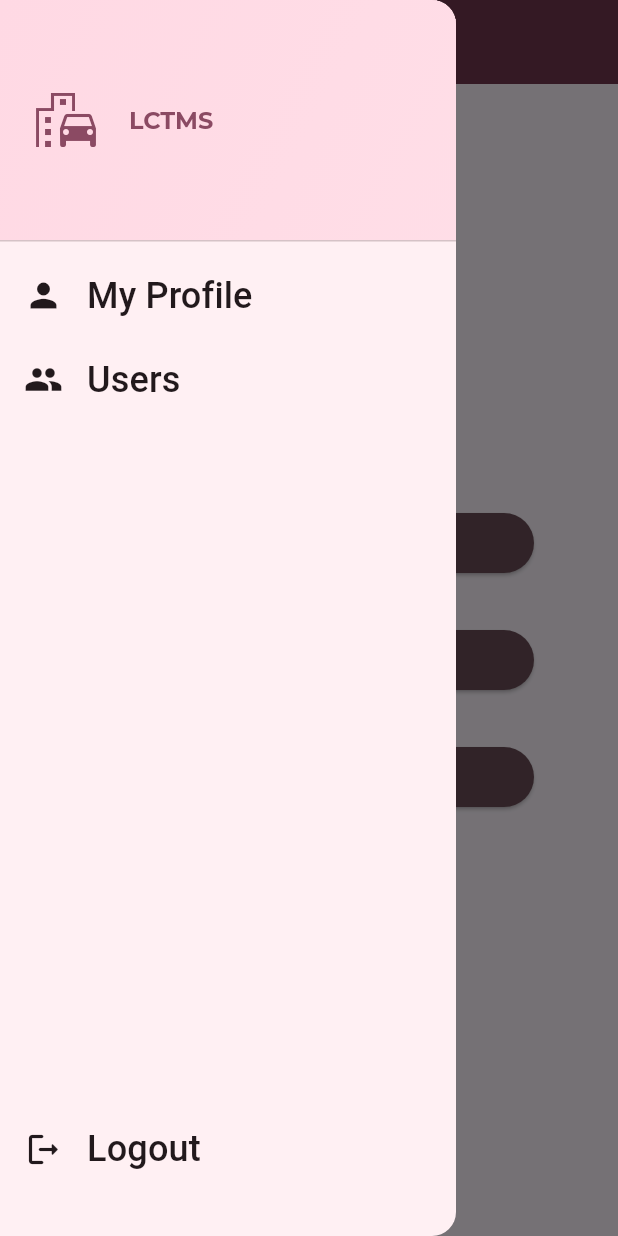
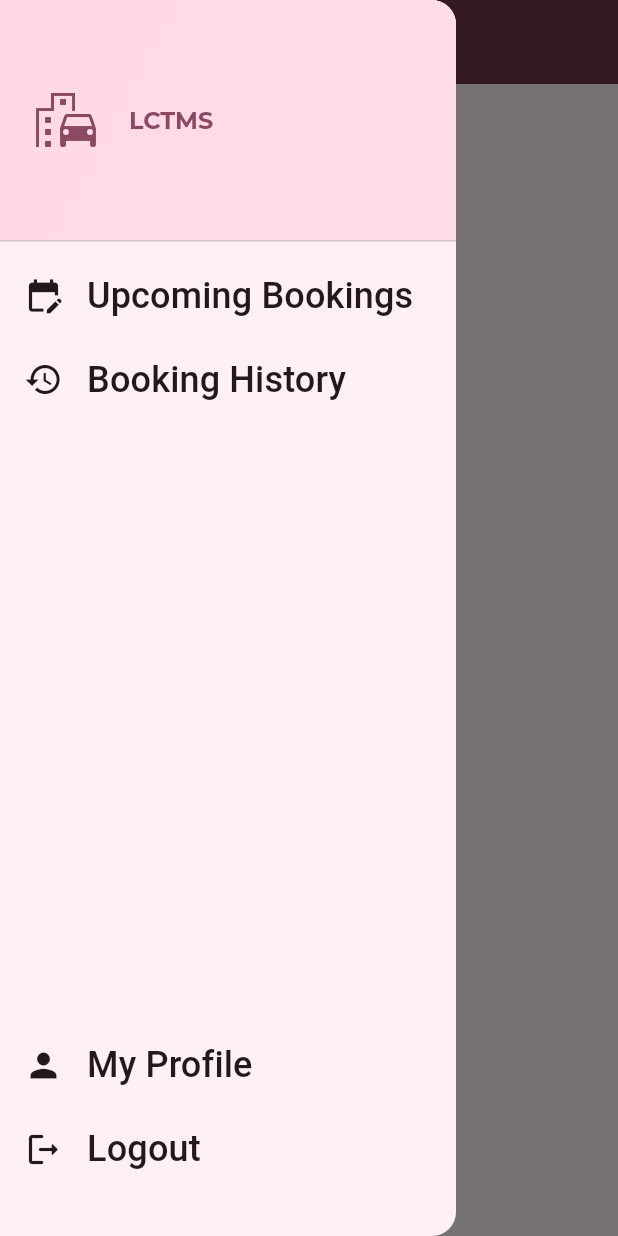
Before and after one commit to LukeFarrugiaSTC/LCTMS, a Flutter app: the screen it shows after launch, with the side drawer open, on a phone screen of 412 x 824 dp. Run offline on Flutter 3.47's test engine with Material 3 defaults, Android fonts, the light colour scheme and no system bars; our stand-ins replace font_awesome_flutter, google_fonts.

Commit message:
Side drawer now dynamically creates options according to user role
Role based options in Side drawer are now dynamically built when the user opens the side drawer.  The routing as well.

```diff
--- /dev/null
+++ b/frontend/lib/helpers/icon_helper.dart
@@ -0,0 +1,14 @@
+import 'package:flutter/material.dart';
+
+IconData getIconData(String iconName){
+
+  final Map<String, IconData> iconMap = {
+    'edit_calendar' : Icons.edit_calendar,
+    'history' : Icons.history,
+    'post_add' : Icons.post_add,
+    'people' : Icons.people,
+    'email' : Icons.email,
+  };
+
+  return iconMap[iconName] ?? Icons.error;
+}
--- /dev/null
+++ b/frontend/lib/models/role_nav_widgets_list.dart
@@ -0,0 +1,46 @@
+class RoleNavWidgetsList {
+//the outer map represents the roleID and the map for the tile details
+//the inner map maps the wdget component with the widget content
+
+  static Map<int, List<Map<String, String>>> get navItems{
+      return {1 : [
+        {'title' : 'Upcoming Bookings',
+         'icon' : 'edit_calendar',
+         'destinationPath' : '/upcoming_bookings_driver',
+        },
+        {'title' : 'Booking History',
+         'icon' : 'history',
+         'destinationPath' : '/booking_history',
+        },
+      ],
+      2 : [
+        {'title' : 'Booking History',
+         'icon' : 'history',
+         'destinationPath' : '/booking_history',
+        },
+        {'title' : 'Add Booking',
+         'icon' : 'post_add',
+         'destinationPath' : '/book_ride',
+        },
+        {'title' : 'Users',
+         'icon' : 'people',
+         'destinationPath' : '/users',
+        },
+      ],
+      3 : [
+        {'title' : 'Book a Ride!',
+         'icon' : 'post_add',
+         'destinationPath' : '/book_ride',
+        },
+        {'title' : 'Booking History',
+         'icon' : 'history',
+         'destinationPath' : '/my_bookings',
+        },
+        {'title' : 'Contact Us',
+         'icon' : 'email',
+         'destinationPath' : '/contact_us',
+        },
+      ],
+  };
+  }
+}
--- a/frontend/lib/pages/landing.dart
+++ b/frontend/lib/pages/landing.dart
@@ -3,9 +3,13 @@ import 'package:frontend/widgets/main_drawer.dart';
 
 class LandingPage extends StatelessWidget {
   const LandingPage({super.key});
+  final int _role = 1;
+
 
   @override
   Widget build(BuildContext context) {
+
+
     void _setPage(String identifier) {
       if (identifier == '/login') {
         //logs out user
@@ -20,19 +24,22 @@ class LandingPage extends StatelessWidget {
       Navigator.pushNamed(context, identifier); //navigate to chosen screen
     }
 
+    //Logic to create nav menu
+
+
+
+
+
+
     return Scaffold(
-      appBar: AppBar(title: const Text('LCTMS')),
-      drawer: MainDrawer(onSelectPage: _setPage),
+      appBar: AppBar(title: const Text('Book a Ride')),
+      drawer: MainDrawer(onSelectPage: _setPage, roleId: _role,),
       body: Center(
         child: Column(
           mainAxisSize: MainAxisSize.min,
           mainAxisAlignment: MainAxisAlignment.center,
           children: [
-            ElevatedButton(onPressed: () {}, child: const Text('Book a Ride!')),
-            const SizedBox(height: 30),
-            ElevatedButton(onPressed: () {}, child: const Text('My Bookings')),
-            const SizedBox(height: 30),
-            ElevatedButton(onPressed: () {}, child: const Text('Contact Us!')),
+
           ],
         ),
       ),
--- a/frontend/lib/widgets/main_drawer.dart
+++ b/frontend/lib/widgets/main_drawer.dart
@@ -1,10 +1,27 @@
 import 'package:flutter/material.dart';
+import 'package:frontend/helpers/icon_helper.dart';
+import 'package:frontend/models/role_nav_widgets_list.dart';
 import 'package:frontend/widgets/custom_list_tile_drawer.dart';
 
+
 class MainDrawer extends StatelessWidget {
-  const MainDrawer({super.key, required this.onSelectPage});
+  MainDrawer({super.key, required this.onSelectPage, required this.roleId})
+  : menuItems = RoleNavWidgetsList.navItems[roleId] ?? [];
 
   final void Function(String identifier) onSelectPage;
+  final int roleId;
+  final List<Map<String, String>> menuItems;
+
+  void printMenuItems(){
+    for (var item in menuItems){
+      print('Title: ${item['title']}');
+      print('Title: ${item['icon']}');
+      print('Title: ${item['destinationPath']}');
+    }
+
+  }
+
+
 
   @override
   Widget build(BuildContext context) {
@@ -42,20 +59,26 @@ class MainDrawer extends StatelessWidget {
               ],
             ),
           ),
+          Expanded(
+            child: ListView.builder(
+              itemCount: menuItems.length,
+              itemBuilder: (context, index){
+                final item = menuItems[index];
+                return CustomListTileDrawer(
+                  icon: getIconData(item['icon']!),
+                  title: item['title']!,
+                  destinationPath: item['destinationPath']!,
+                  onSelectPage: onSelectPage);
 
+              },),
+          ),
+          Spacer(),
           CustomListTileDrawer(
             icon: Icons.person,
             title: 'My Profile',
             destinationPath: '/profile',
             onSelectPage: onSelectPage,
           ),
-          CustomListTileDrawer(
-            icon: Icons.people,
-            title: 'Users',
-            destinationPath: '/users',
-            onSelectPage: onSelectPage,
-          ),
-          Spacer(),
           CustomListTileDrawer(
             icon: Icons.logout_rounded,
             title: 'Logout',
```
Also changed, not shown: 36 other files.
